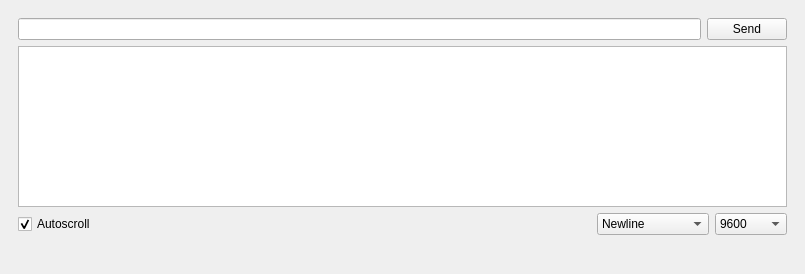
Old version of the form Serial_Communications.ui in the repository baronleonardo/Serial.
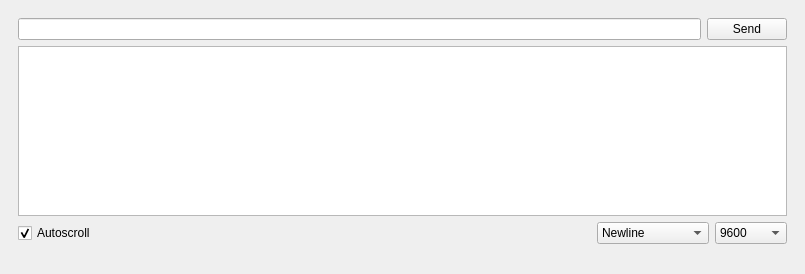
New version of the form. Icons and pictures are not drawn. Custom widgets are drawn as their Qt base class.

Commit message: enlarge pages' toggle icons

Patch:
```diff
--- a/Serial_Communications.ui
+++ b/Serial_Communications.ui
@@ -43,6 +43,9 @@
         <property name="topMargin">
          <number>9</number>
         </property>
+        <property name="bottomMargin">
+         <number>0</number>
+        </property>
         <item>
          <layout class="QHBoxLayout" name="horizontalLayout">
           <item>
```
Left out of the diff: 8 changed lines with no effect on the pictures.
